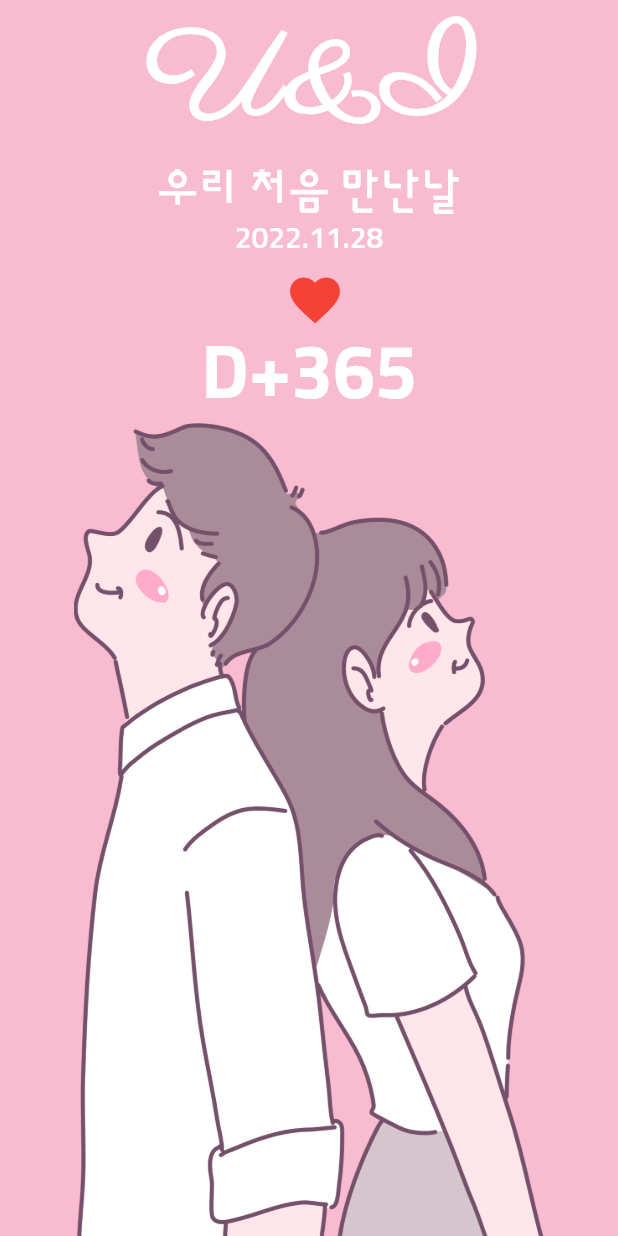
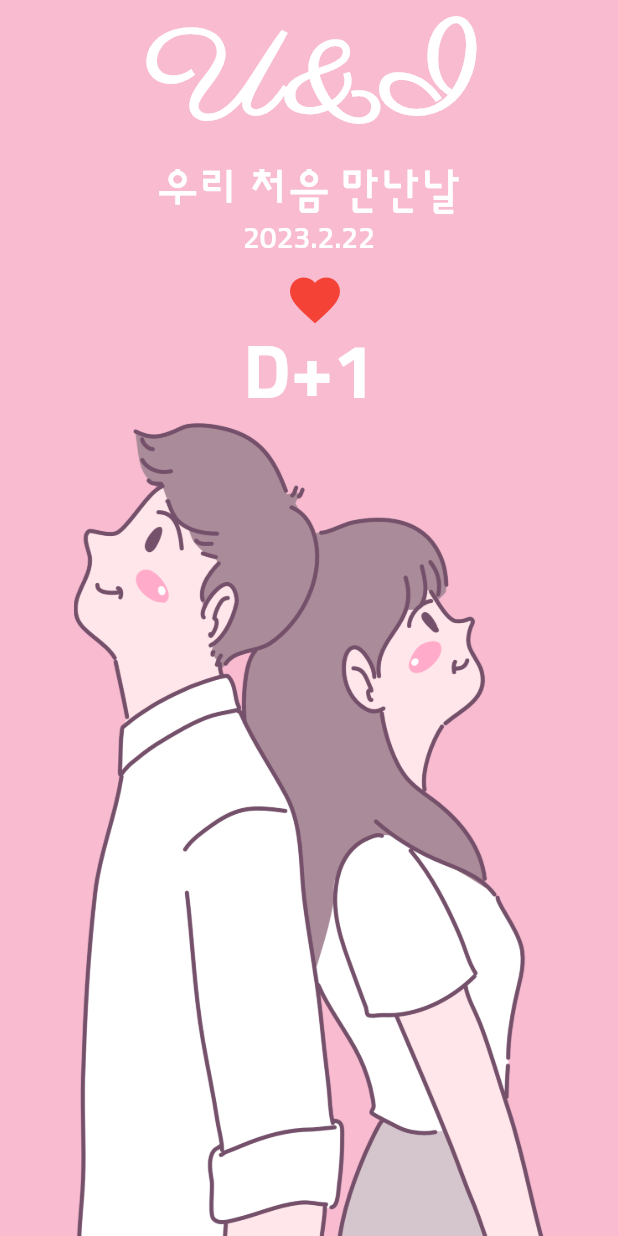
Before and after one commit to inoray/codingLab, a Flutter app: the screen it shows after launch, on a phone screen of 412 x 824 dp. Run offline on Flutter 3.47's test engine with Material 2 defaults, Android fonts, the phone set to English and light mode, and no system bars.

Commit message:
u and i 완료

```diff
--- a/flutter/u_ani_i/lib/screen/home_screen.dart
+++ b/flutter/u_ani_i/lib/screen/home_screen.dart
@@ -1,4 +1,5 @@
 import 'package:flutter/material.dart';
+import 'package:flutter/cupertino.dart';
 
 class HomeScreen extends StatefulWidget {
   const HomeScreen({Key? key}) : super(key: key);
@@ -10,19 +11,46 @@ class HomeScreen extends StatefulWidget {
 class _HomeScreenState extends State<HomeScreen> {
   DateTime firstDay = DateTime.now();
 
+  void onPressed() {
+    showCupertinoDialog(
+      context: context,
+      builder: (BuildContext context) {
+        return Align(
+          alignment: Alignment.bottomCenter,
+          child: Container(
+            child: CupertinoDatePicker(
+              onDateTimeChanged: (DateTime date) {
+                setState(() {
+                  firstDay = date;
+                });
+              },
+              mode: CupertinoDatePickerMode.date,
+            ),
+            height: 300,
+            color: Colors.white,
+          ),
+        );
+      },
+      barrierDismissible: true,
+    );
+  }
+
   @override
   Widget build(BuildContext context) {
     return Scaffold(
       backgroundColor: Colors.pink[100],
-      body: const SafeArea(
+      body: SafeArea(
         top: true,
         bottom: false,
         child: Center(
           child: Column(
             mainAxisAlignment: MainAxisAlignment.spaceBetween,
             children: [
-              _DDay(),
-              _CoupleImage(),
+              _DDay(
+                firstDay: firstDay,
+                onPressed: onPressed,
+              ),
+              const _CoupleImage(),
             ],
           ),
         ),
@@ -32,11 +60,19 @@ class _HomeScreenState extends State<HomeScreen> {
 }
 
 class _DDay extends StatelessWidget {
-  const _DDay({Key? key}) : super(key: key);
+  final DateTime firstDay;
+  final GestureTapCallback onPressed;
+
+  const _DDay({
+    Key? key,
+    required this.firstDay,
+    required this.onPressed,
+  }) : super(key: key);
 
   @override
   Widget build(BuildContext context) {
     final textTheme = Theme.of(context).textTheme;
+    final DateTime now = DateTime.now();
 
     return Column(
       children: [
@@ -49,11 +85,13 @@ class _DDay extends StatelessWidget {
           style: textTheme.bodyLarge,
         ),
         Text(
-          "2022.11.28",
+          "${firstDay.year}.${firstDay.month}.${firstDay.day}",
           style: textTheme.bodyMedium,
         ),
         IconButton(
-          onPressed: () {},
+          onPressed: () {
+            onPressed();
+          },
           icon: const Icon(
             Icons.favorite,
             color: Colors.red,
@@ -61,7 +99,7 @@ class _DDay extends StatelessWidget {
           ),
         ),
         Text(
-          "D+365",
+          "D+${DateTime(now.year, now.month, now.day).difference(firstDay).inDays + 1}",
           style: textTheme.displayMedium,
         ),
       ],
```
